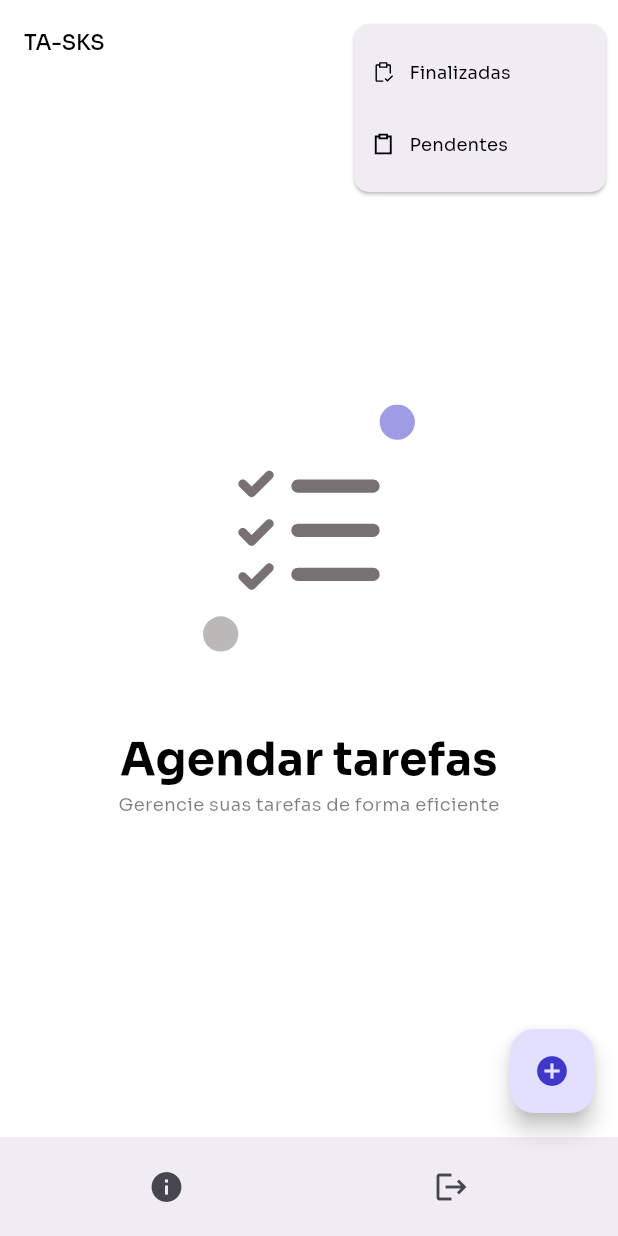
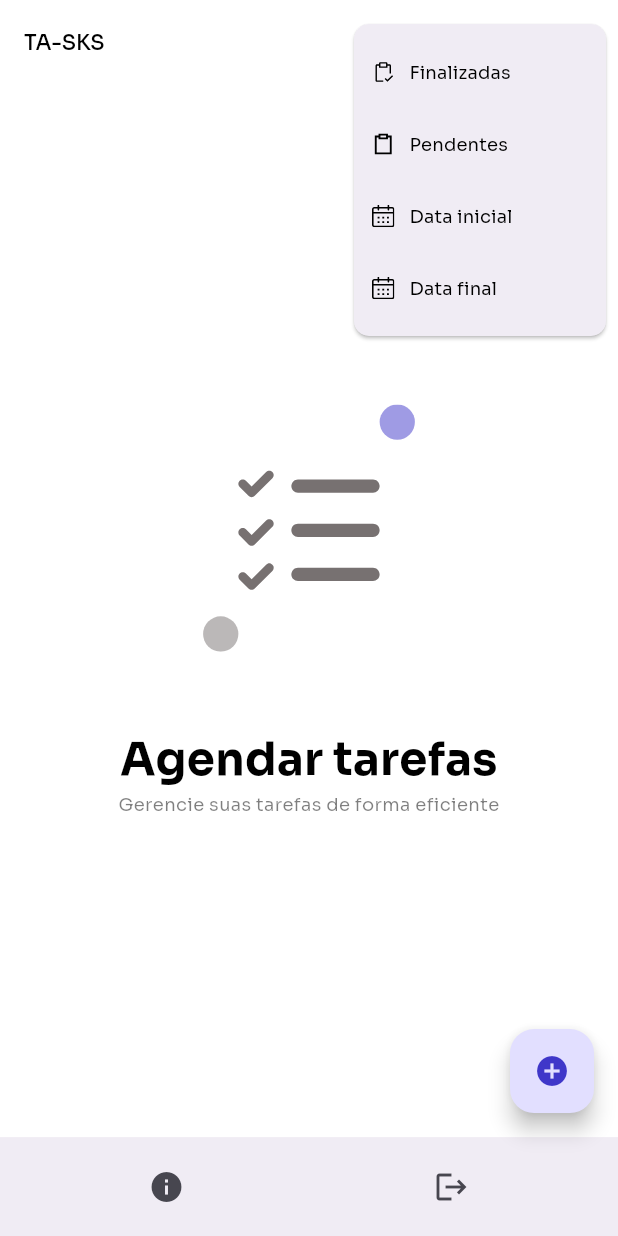
Before and after one commit to fernandaferrari/avaliacao02_flutter, a Flutter app: the TasksScreen screen opened directly, after a tap on an icon or button, on a phone screen of 412 x 824 dp. Run offline on Flutter 3.47's test engine with Material 3 defaults, Android fonts, the phone set to English and light mode, and no system bars; our stand-ins replace flutter_bloc, flutter_svg, shared_preferences, table_calendar; accounts and stored records are empty.

Commit message:
Adicionando ordenação por data inicial ou final

```diff
--- a/lib/tasks/presentation/pages/tasks_screen.dart
+++ b/lib/tasks/presentation/pages/tasks_screen.dart
@@ -53,18 +53,32 @@ class _TasksScreenState extends State<TasksScreen> {
                 elevation: 1,
                 onSelected: (value) {
                   switch (value) {
-                    case 0:
+                    case 1:
                       {
                         context
                             .read<TasksBloc>()
                             .add(SortTaskEvent(sortOption: 1));
                         break;
                       }
-                    case 1:
+                    case 2:
                       {
                         context
                             .read<TasksBloc>()
                             .add(SortTaskEvent(sortOption: 2));
+                        break;
+                      }
+                    case 3:
+                      {
+                        context
+                            .read<TasksBloc>()
+                            .add(SortTaskEvent(sortOption: 3));
+                        break;
+                      }
+                    case 4:
+                      {
+                        context
+                            .read<TasksBloc>()
+                            .add(SortTaskEvent(sortOption: 4));
                         break;
                       }
                   }
@@ -113,6 +127,48 @@ class _TasksScreenState extends State<TasksScreen> {
                         ],
                       ),
                     ),
+                    PopupMenuItem<int>(
+                      value: 3,
+                      child: Row(
+                        children: [
+                          SvgPicture.asset(
+                            'assets/svgs/calender.svg',
+                            width: 15,
+                          ),
+                          const SizedBox(
+                            width: 10,
+                          ),
+                          buildText(
+                              'Data inicial',
+                              kBlackColor,
+                              textSmall,
+                              FontWeight.normal,
+                              TextAlign.start,
+                              TextOverflow.clip)
+                        ],
+                      ),
+                    ),
+                    PopupMenuItem<int>(
+                      value: 4,
+                      child: Row(
+                        children: [
+                          SvgPicture.asset(
+                            'assets/svgs/calender.svg',
+                            width: 15,
+                          ),
+                          const SizedBox(
+                            width: 10,
+                          ),
+                          buildText(
+                              'Data final',
+                              kBlackColor,
+                              textSmall,
+                              FontWeight.normal,
+                              TextAlign.start,
+                              TextOverflow.clip)
+                        ],
+                      ),
+                    )
                   ];
                 },
                 child: Padding(
```
Also changed, not shown: lib/tasks/data/local/data_sources/tasks_data_provider.dart (+10 -2 lines).
